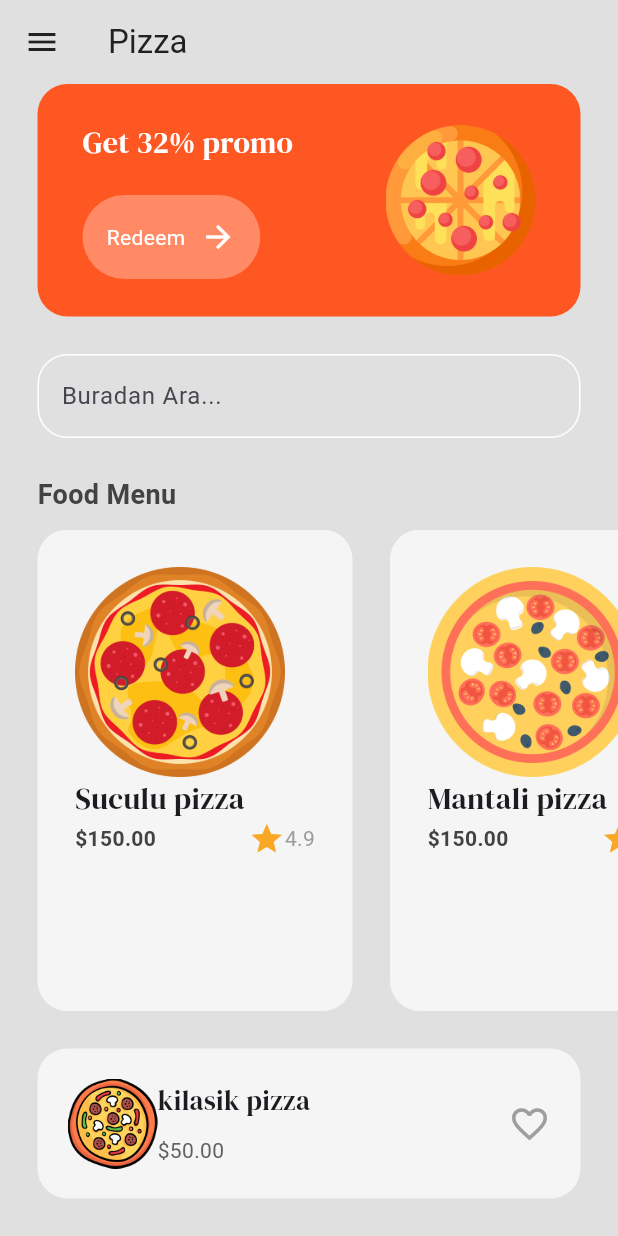
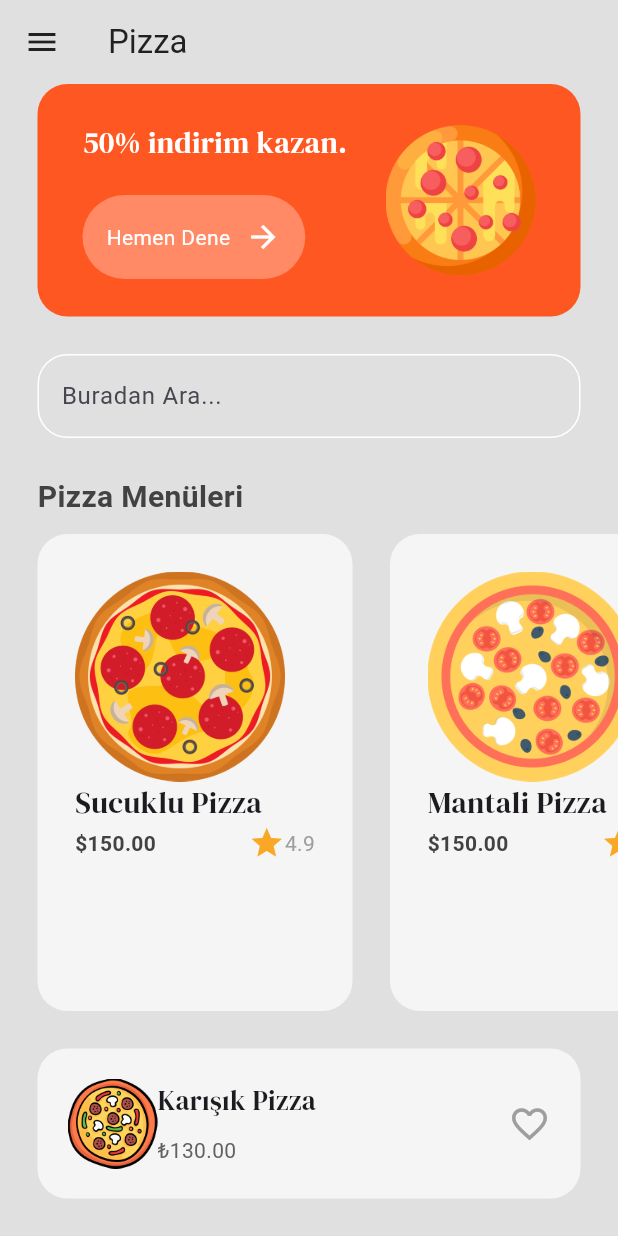
Before and after one commit to elnur-e/PizzaApp, a Flutter app: the MenuPage screen opened by its route, on a phone screen of 412 x 824 dp. Run offline on Flutter 3.47's test engine with Material 3 defaults, Android fonts, the phone set to English and light mode, and no system bars; our stand-ins replace google_fonts.

Commit message:
Ingilizce yazılar Türkçeye değiştirildi

```diff
--- a/lib/pages/menu_page.dart
+++ b/lib/pages/menu_page.dart
@@ -20,7 +20,7 @@ class _MenuPageState extends State<MenuPage> {
   List foodMenu = [
     // sucuklu pizza
     Food(
-        name: "Suculu pizza",
+        name: "Sucuklu Pizza",
         price: "150.00",
         imagePath: "lib/images/pizza-2.png",
         rating: "4.9",
@@ -28,7 +28,7 @@ class _MenuPageState extends State<MenuPage> {
 
     // mantarli pizza
     Food(
-        name: "Mantali pizza",
+        name: "Mantali Pizza",
         price: "150.00",
         imagePath: "lib/images/pizza-5.png",
         rating: "4.9",
@@ -79,7 +79,7 @@ class _MenuPageState extends State<MenuPage> {
                   children: [
                     // promo massage
                     Text(
-                      'Get 32% promo', //indirim mesaj
+                      '50% indirim kazan.', //indirim mesaj
                       style: GoogleFonts.dmSerifDisplay(
                         fontSize: 20,
                         color: Colors.white,
@@ -89,7 +89,7 @@ class _MenuPageState extends State<MenuPage> {
                     const SizedBox(height: 20,),
                     // redeem button
                     MyButton(
-                      text: "Redeem",
+                      text: "Hemen Dene",
                       onTap:(){},
                     ),
                   ],
@@ -132,11 +132,11 @@ class _MenuPageState extends State<MenuPage> {
           Padding(
             padding: const EdgeInsets.symmetric(horizontal: 25.0), //all(8.0)
             child: Text(
-              "Food Menu", //pizza menu:)
+              "Pizza Menüleri", //pizza menu:)
               style: TextStyle(
                 fontWeight: FontWeight.bold,
                 color: Colors.grey[800],
-                fontSize: 18,
+                fontSize: 20,
               ),
             ),
           ),
@@ -187,7 +187,7 @@ class _MenuPageState extends State<MenuPage> {
                   children: [
                     //name
                     Text(
-                      "kilasik pizza",
+                      "Karışık Pizza",
                       style: GoogleFonts.dmSerifDisplay(fontSize: 18),
                     ),
 
@@ -195,7 +195,7 @@ class _MenuPageState extends State<MenuPage> {
 
                     //price
                     Text(
-                      '\$50.00',
+                      '₺130.00',
                       style: TextStyle(color: Colors.grey[700]),
                     ),
                   ],
```
